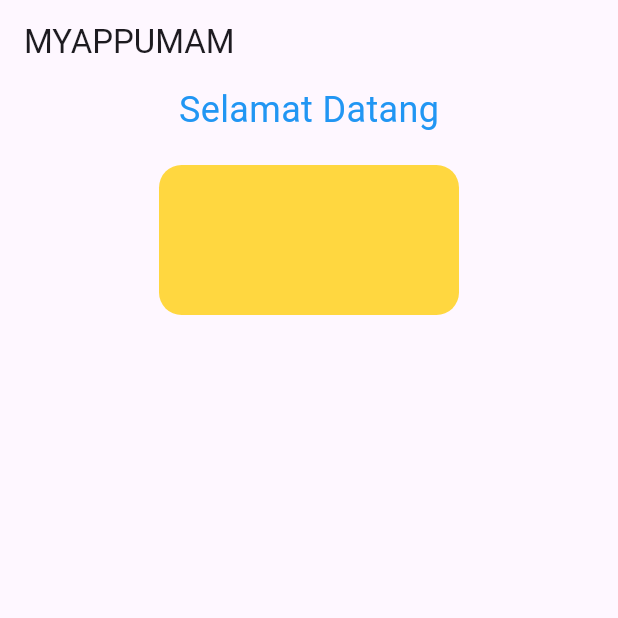
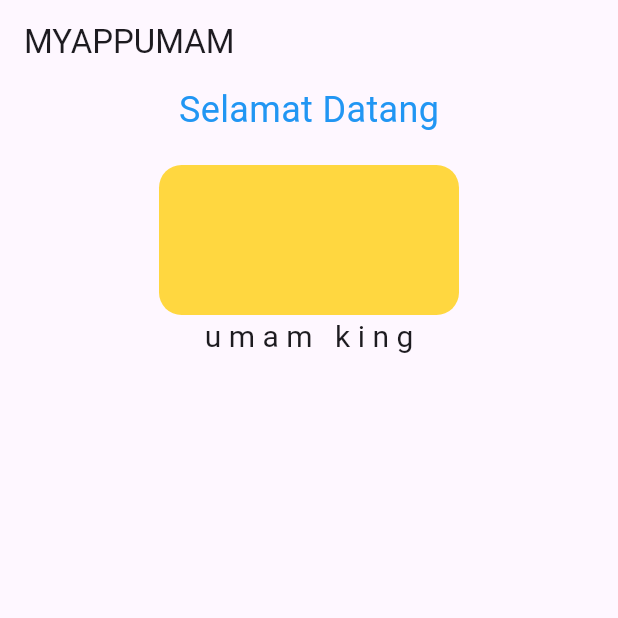
Before and after one commit to umam171003/latihan_hello, a Flutter app: the screen it shows after launch, on a phone screen of 412 x 824 dp, the top half of it. Run offline on Flutter 3.47's test engine with Material 3 defaults, Android fonts, the light colour scheme and no system bars.

Commit message:
update spacing

```diff
--- a/lib/main.dart
+++ b/lib/main.dart
@@ -41,6 +41,7 @@ class myhome extends StatelessWidget {
             ),
             SizedBox(height: 20),
             MyContainer(),
+            SpacingTextWidget(),
           ],
         ),
       ),
@@ -64,3 +65,17 @@ class MyContainer extends StatelessWidget {
     );
   }
 }
+
+class SpacingTextWidget extends StatelessWidget {
+  const SpacingTextWidget({super.key});
+
+  @override
+  Widget build(BuildContext context) {
+    return const Column(
+      crossAxisAlignment: CrossAxisAlignment.start,
+      children: [
+        Text('umam king', style: TextStyle(fontSize: 20, letterSpacing: 5)),
+      ],
+    );
+  }
+}
```
